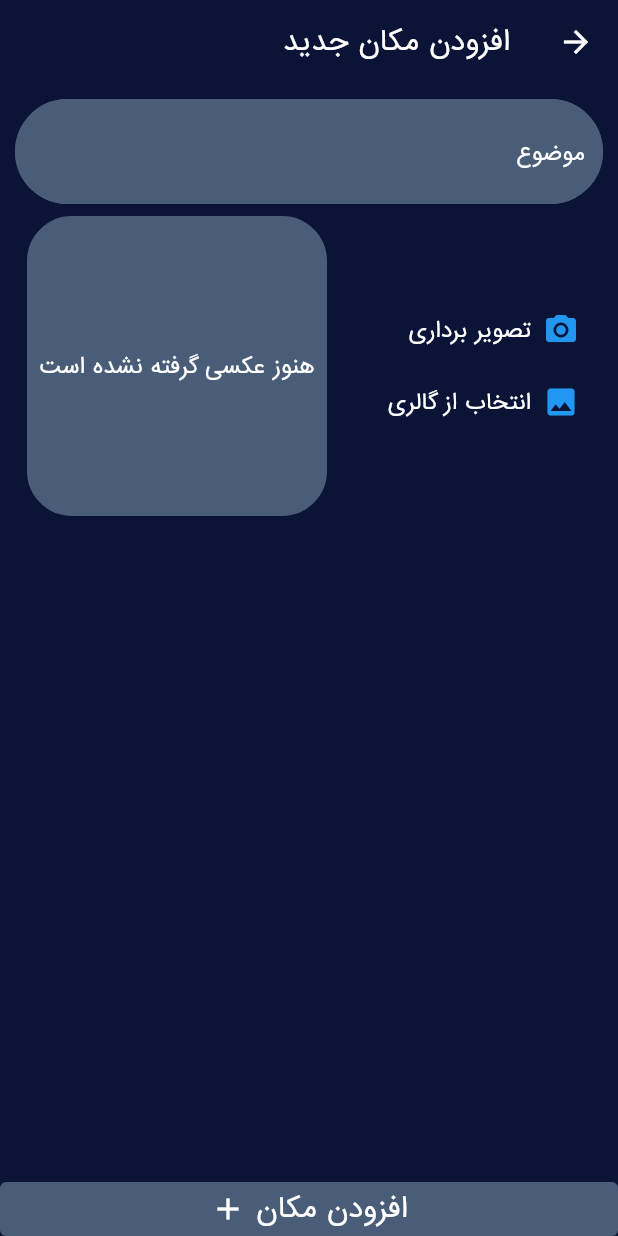
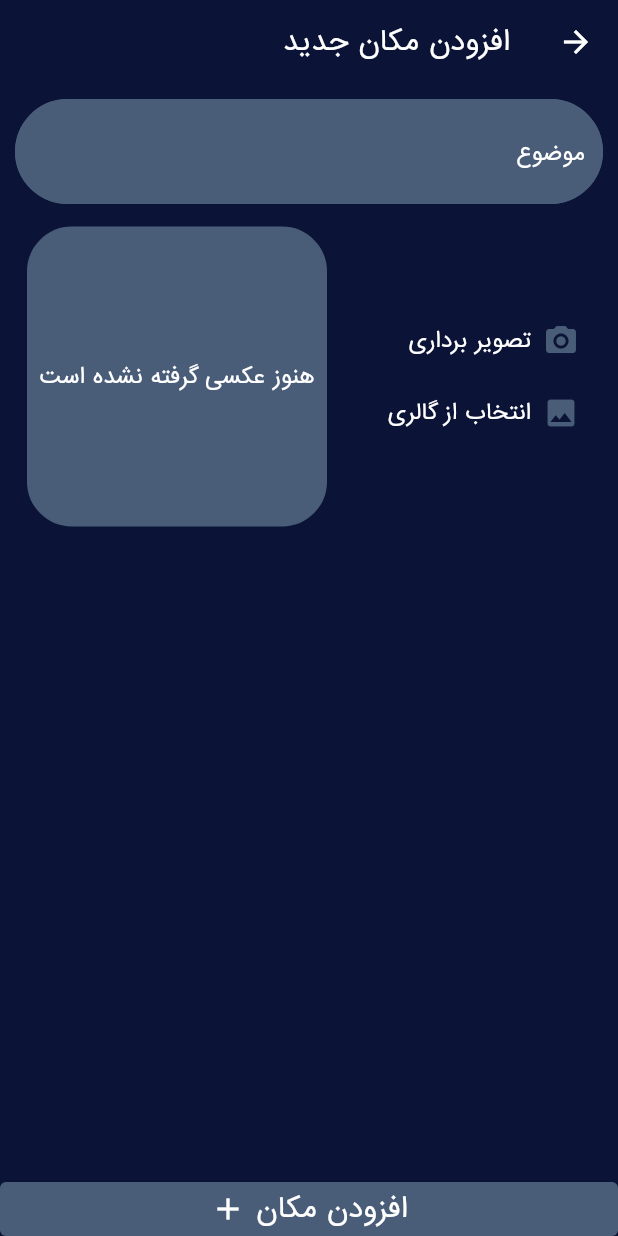
Before and after one commit to Ehsanit82/work_with_native_futures, a Flutter app: the screen it shows after launch, after a tap on the "add" icon, on a phone screen of 412 x 824 dp. Run offline on Flutter 3.47's test engine with Material 2 defaults, Android fonts, the light colour scheme and no system bars; our stand-ins replace image_picker.

Commit message:
init project

```diff
--- a/work_with_native_futures/lib/main.dart
+++ b/work_with_native_futures/lib/main.dart
@@ -4,10 +4,9 @@ import 'package:work_with_native_futures/screens/add_place_screen.dart';
 import './providers/great_places.dart';
 import './screens/places_list_screen.dart';
 
-void main() => runApp( MyApp());
+void main() => runApp(MyApp());
 
 class MyApp extends StatelessWidget {
-
   @override
   Widget build(BuildContext context) {
     return ChangeNotifierProvider(
@@ -15,24 +14,21 @@ class MyApp extends StatelessWidget {
       child: MaterialApp(
         title: 'Great Places',
         theme: ThemeData(
-          primaryColor: const Color(0xff0b1437),
+            primaryColor: const Color(0xff0b1437),
             cardColor: const Color(0xff4a5d78),
-          textTheme: const TextTheme(
-            titleLarge: TextStyle(
-              color: Colors.white,
-              fontSize: 18,
-              fontFamily: 'IranSans'
+            iconTheme: IconThemeData(
+              color: const Color(0xff4a5d78),
             ),
-              titleMedium: TextStyle(
-                  color: Colors.white,
-                  fontSize: 14,
-                  fontFamily: 'IranSans'
-              )
-          )
-        ),
-        home:  const PlacesListScreen(),
+            textTheme: const TextTheme(
+                titleLarge: TextStyle(
+                    color: Colors.white, fontSize: 18, fontFamily: 'IranSans'),
+                titleMedium: TextStyle(
+                    color: Colors.white,
+                    fontSize: 14,
+                    fontFamily: 'IranSans'))),
+        home: const PlacesListScreen(),
         routes: {
-          AddPlaceScreen.routeName:(ctx)=> AddPlaceScreen(),
+          AddPlaceScreen.routeName: (ctx) => AddPlaceScreen(),
         },
       ),
     );
--- a/work_with_native_futures/lib/screens/add_place_screen.dart
+++ b/work_with_native_futures/lib/screens/add_place_screen.dart
@@ -1,15 +1,25 @@
+import 'dart:io';
+
 import 'package:flutter/material.dart';
 import 'package:work_with_native_futures/widgets/image_input.dart';
 
-class AddPlaceScreen extends StatefulWidget {
+class AddPlaceScreen extends StatelessWidget {
   static const String routeName = '/add_place';
 
-  @override
-  State<AddPlaceScreen> createState() => _AddPlaceScreenState();
-}
+  final _titleController = TextEditingController();
+  File _pickedImage;
 
-class _AddPlaceScreenState extends State<AddPlaceScreen> {
-  final _titleController = TextEditingController();
+  void _selectedImage(File image) {
+    _pickedImage=image;
+  }
+
+
+
+  void addPlace(){
+    if(_titleController.text.isEmpty || _pickedImage==null){
+      return;
+    }
+  }
 
   @override
   Widget build(BuildContext context) {
@@ -57,7 +67,8 @@ class _AddPlaceScreenState extends State<AddPlaceScreen> {
                       ),
                       style: Theme.of(context).textTheme.titleLarge,
                     ),
-                    ImageInput(),
+                    SizedBox(height: 7,),
+                    ImageInput(_selectedImage),
                   ],
                 ),
               )),
--- a/work_with_native_futures/lib/widgets/image_input.dart
+++ b/work_with_native_futures/lib/widgets/image_input.dart
@@ -1,5 +1,7 @@
 import 'dart:io';
 
+import 'package:path/path.dart' as path;
+import 'package:path_provider/path_provider.dart' as syspaths;
 import 'package:flutter/material.dart';
 import 'package:image_picker/image_picker.dart';
 
@@ -9,6 +11,10 @@ enum Open {
 }
 
 class ImageInput extends StatefulWidget {
+  final Function selectImage;
+
+  ImageInput(this.selectImage);
+
   @override
   State<ImageInput> createState() => _ImageInputState();
 }
@@ -26,6 +32,10 @@ class _ImageInputState extends State<ImageInput> {
       setState(() {
         _storedImage = File(image.path);
       });
+      final appDir = await syspaths.getApplicationDocumentsDirectory();
+      final fileName = path.basename(image.path);
+      final savedImage = await _storedImage.copy('${appDir.path}/$fileName');
+      widget.selectImage(savedImage);
     }
   }
 
@@ -41,7 +51,10 @@ class _ImageInputState extends State<ImageInput> {
             children: [
               TextButton.icon(
                 onPressed: () => _openCamera(Open.camera),
-             icon: Icon(Icons.camera_alt),
+                icon: Icon(
+                  Icons.camera_alt,
+                  color: Theme.of(context).iconTheme.color,
+                ),
                 label: Text(
                   'تصویر برداری',
                   style: Theme.of(context).textTheme.titleMedium,
@@ -49,18 +62,22 @@ class _ImageInputState extends State<ImageInput> {
               ),
               TextButton.icon(
                 onPressed: () => _openCamera(Open.gallery),
-             icon: Icon(Icons.image),
+                icon: Icon(
+                  Icons.image,
+                  color: Theme.of(context).iconTheme.color,
+                ),
                 label: Text(
                   'انتخاب از گالری',
                   style: Theme.of(context).textTheme.titleMedium,
                 ),
               ),
-         ],),
+            ],
+          ),
           Container(
             width: 200,
             height: 200,
             decoration: BoxDecoration(
-              color:  Theme.of(context).cardColor,
+              color: Theme.of(context).cardColor,
               borderRadius: BorderRadius.circular(30),
               border: Border.all(
                 width: 1,
--- a/work_with_native_futures/pubspec.yaml
+++ b/work_with_native_futures/pubspec.yaml
@@ -32,6 +32,8 @@ dependencies:
     sdk: flutter
   provider: ^6.0.5
   image_picker: ^0.8.7+5
+  path: ^1.8.2
+  path_provider: ^2.0.15
 
 
   # The following adds the Cupertino Icons font to your application.
```
Also changed, not shown: work_with_native_futures/lib/providers/great_places.dart (+16 -2 lines), work_with_native_futures/pubspec.lock. Lines whose indentation alone changed are shown as unchanged.
